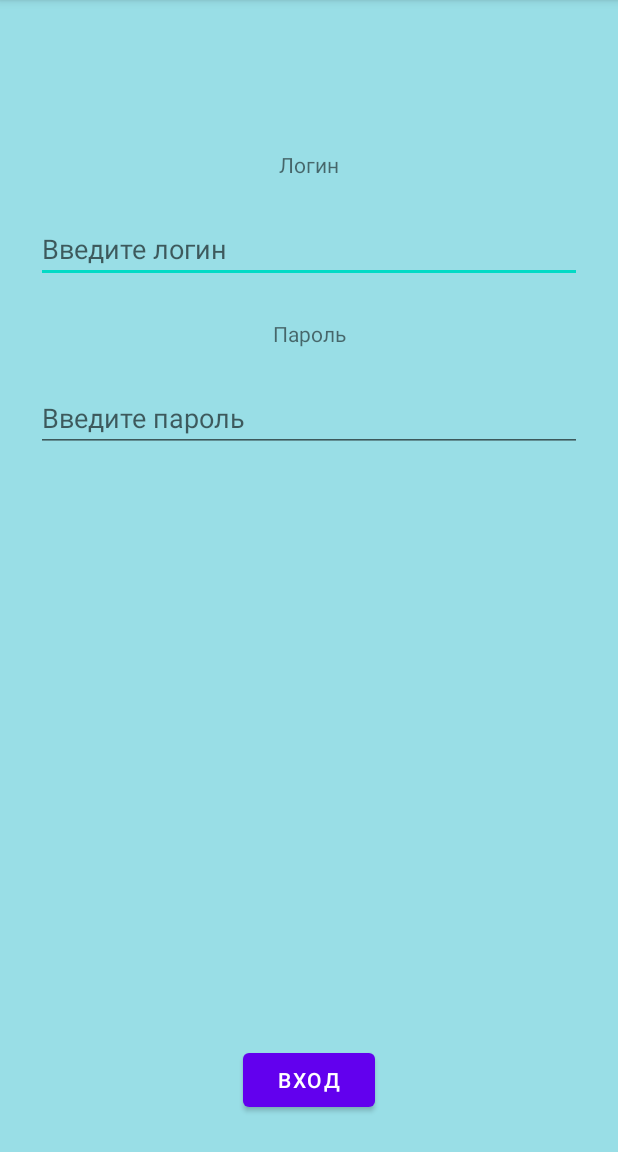
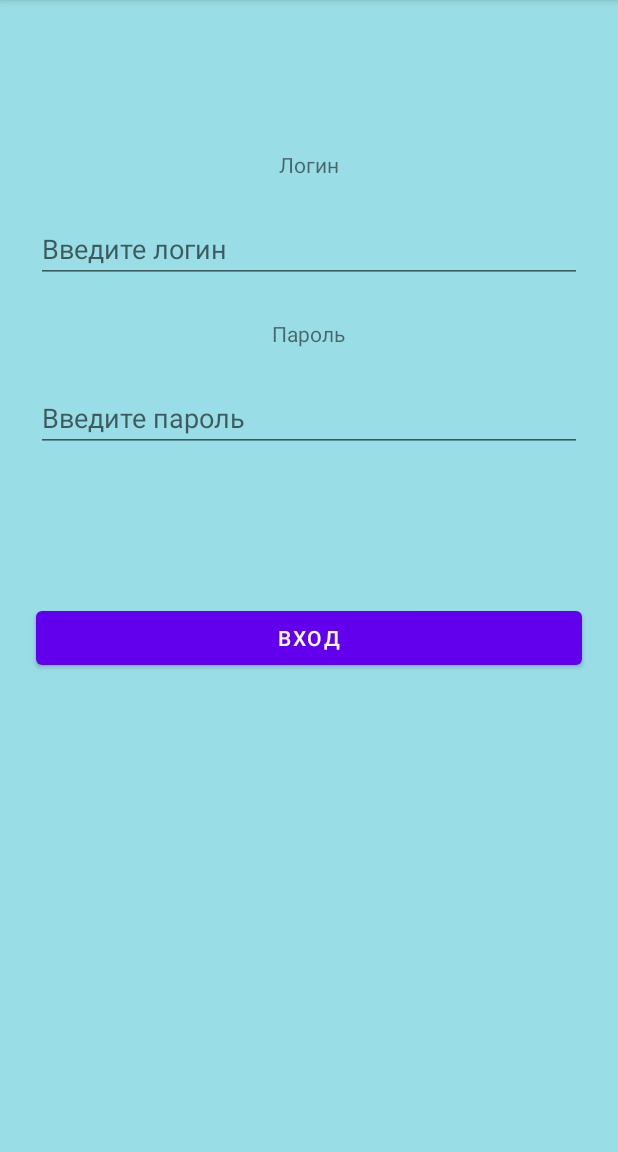
Before and after one commit to Gattaka20044/Test_1, an Android app: the screen it shows after launch (MainActivity), on a phone screen of 412 x 824 dp, the part 84-1236 px from its top. Run offline under Robolectric (Android 15) with nearby library versions, the phone set to English and light mode, and no system bars.

Commit message:
Использование Fragment для отображения необходимых окон

```diff
--- a/app/build.gradle
+++ b/app/build.gradle
@@ -40,6 +40,7 @@ dependencies {
     implementation 'androidx.appcompat:appcompat:1.4.2'
     implementation 'com.google.android.material:material:1.6.1'
     implementation 'androidx.constraintlayout:constraintlayout:2.1.4'
+    implementation 'androidx.legacy:legacy-support-v4:1.0.0'
     testImplementation 'junit:junit:4.13.2'
     androidTestImplementation 'androidx.test.ext:junit:1.1.3'
     androidTestImplementation 'androidx.test.espresso:espresso-core:3.4.0'
--- /dev/null
+++ b/app/src/main/java/com/bignerdranch/android/test1/AuthorizationFragment.kt
@@ -0,0 +1,35 @@
+package com.bignerdranch.android.test1
+
+import android.os.Bundle
+import androidx.fragment.app.Fragment
+import android.view.LayoutInflater
+import android.view.View
+import android.view.ViewGroup
+
+// TODO: Rename parameter arguments, choose names that match
+// the fragment initialization parameters, e.g. ARG_ITEM_NUMBER
+private const val ARG_PARAM1 = "param1"
+private const val ARG_PARAM2 = "param2"
+
+/**
+ * A simple [Fragment] subclass.
+ * Use the [AuthorizationFragment.newInstance] factory method to
+ * create an instance of this fragment.
+ */
+class AuthorizationFragment : Fragment() {
+
+
+    override fun onCreateView(
+        inflater: LayoutInflater, container: ViewGroup?,
+        savedInstanceState: Bundle?
+    ): View? {
+        // Inflate the layout for this fragment
+        return inflater.inflate(R.layout.fragment_authorization, container, false)
+    }
+
+    companion object {
+        @JvmStatic
+        fun newInstance() = AuthorizationFragment()
+
+    }
+}
--- a/app/src/main/java/com/bignerdranch/android/test1/MainActivity.kt
+++ b/app/src/main/java/com/bignerdranch/android/test1/MainActivity.kt
@@ -17,6 +17,15 @@ class MainActivity : AppCompatActivity() {
         bindingClass = ActivityMainBinding.inflate(layoutInflater)
         setContentView(bindingClass.root)
 
+        supportFragmentManager
+            .beginTransaction()
+            .replace(R.id.fragment_activity, AuthorizationFragment.newInstance())
+            .commit()
+
+
+    }
+}
+/*
 bindingClass.enter.setOnClickListener {
     val login = bindingClass.enterLogin.text.toString()
     val password = bindingClass.enterPassword.text.toString().toInt()
@@ -32,5 +41,5 @@ class MainActivity : AppCompatActivity() {
         }
     }
 }
-    }
-}
+
+*/
--- a/app/src/main/res/layout/activity_main.xml
+++ b/app/src/main/res/layout/activity_main.xml
@@ -2,69 +2,20 @@
 <androidx.constraintlayout.widget.ConstraintLayout xmlns:android="http://schemas.android.com/apk/res/android"
     xmlns:app="http://schemas.android.com/apk/res-auto"
     xmlns:tools="http://schemas.android.com/tools"
+    android:id="@+id/fragment_activity"
     android:layout_width="match_parent"
     android:layout_height="match_parent"
     android:background="#99DEE6"
     tools:context=".MainActivity">
 
-    <TextView
-        android:id="@+id/login"
-        android:layout_width="wrap_content"
-        android:layout_height="wrap_content"
-        android:layout_marginTop="100dp"
-        android:text="@string/login"
+
+    <androidx.fragment.app.FragmentContainerView
+        android:id="@+id/fragmentContainerView"
+        android:name="com.bignerdranch.android.test1.AuthorizationFragment"
+        android:layout_width="0dp"
+        android:layout_height="0dp"
+        app:layout_constraintBottom_toBottomOf="parent"
         app:layout_constraintEnd_toEndOf="parent"
         app:layout_constraintStart_toStartOf="parent"
         app:layout_constraintTop_toTopOf="parent" />
-
-    <EditText
-        android:id="@+id/enter_login"
-        android:layout_width="0dp"
-        android:layout_height="wrap_content"
-        android:layout_marginStart="24dp"
-        android:layout_marginTop="24dp"
-        android:layout_marginEnd="24dp"
-        android:hint="@string/enter_username"
-        app:layout_constraintEnd_toEndOf="parent"
-        app:layout_constraintStart_toStartOf="parent"
-        app:layout_constraintTop_toBottomOf="@+id/login"
-        tools:ignore="MissingConstraints">
-    </EditText>
-
-    <TextView
-        android:id="@+id/password"
-        android:layout_width="wrap_content"
-        android:layout_height="wrap_content"
-        android:layout_marginTop="24dp"
-        android:text="@string/password"
-        app:layout_constraintEnd_toEndOf="parent"
-        app:layout_constraintStart_toStartOf="parent"
-        app:layout_constraintTop_toBottomOf="@+id/enter_login" />
-
-
-    <EditText
-        android:id="@+id/enter_password"
-        android:layout_width="0dp"
-        android:layout_height="wrap_content"
-        android:layout_marginStart="24dp"
-        android:layout_marginTop="24dp"
-        android:layout_marginEnd="24dp"
-        android:hint="@string/enter_password"
-        app:layout_constraintEnd_toEndOf="parent"
-        app:layout_constraintHorizontal_bias="0.55"
-        app:layout_constraintStart_toStartOf="parent"
-        app:layout_constraintTop_toBottomOf="@+id/password"
-        tools:ignore="MissingConstraints">
-    </EditText>
-
-    <Button
-        android:id="@+id/enter"
-        android:layout_width="wrap_content"
-        android:layout_height="wrap_content"
-        android:layout_marginBottom="24dp"
-        android:text="@string/enter"
-        app:layout_constraintBottom_toBottomOf="parent"
-        app:layout_constraintEnd_toEndOf="parent"
-        app:layout_constraintStart_toStartOf="parent" />
-
 </androidx.constraintlayout.widget.ConstraintLayout>
--- /dev/null
+++ b/app/src/main/res/layout/fragment_authorization.xml
@@ -0,0 +1,63 @@
+<?xml version="1.0" encoding="utf-8"?>
+<FrameLayout xmlns:android="http://schemas.android.com/apk/res/android"
+    xmlns:tools="http://schemas.android.com/tools"
+    android:layout_width="match_parent"
+    android:layout_height="match_parent"
+    android:background="#99DEE6"
+    tools:context=".AuthorizationFragment" >
+
+
+    <LinearLayout
+        android:layout_width="match_parent"
+        android:layout_height="match_parent"
+        android:orientation="vertical">
+
+        <TextView
+            android:layout_width="wrap_content"
+            android:layout_height="wrap_content"
+            android:layout_marginTop="100dp"
+            android:layout_gravity="center"
+            android:text="@string/login" />
+
+        <EditText
+            android:id="@+id/enter_login"
+            android:layout_width="match_parent"
+            android:layout_height="wrap_content"
+            android:layout_marginStart="24dp"
+            android:layout_marginTop="24dp"
+            android:layout_marginEnd="24dp"
+            android:hint="@string/enter_username" >
+
+        </EditText>
+
+        <TextView
+            android:layout_width="wrap_content"
+            android:layout_height="wrap_content"
+            android:layout_marginTop="24dp"
+            android:layout_gravity="center"
+            android:text="@string/password" />
+
+        <EditText
+            android:id="@+id/enter_password"
+            android:layout_width="match_parent"
+            android:layout_height="wrap_content"
+            android:layout_marginStart="24dp"
+            android:layout_marginTop="24dp"
+            android:layout_marginEnd="24dp"
+            android:hint="@string/enter_password" >
+
+        </EditText>
+
+        <Button
+            android:id="@+id/enter"
+            android:layout_width="match_parent"
+            android:layout_height="wrap_content"
+            android:layout_gravity="center"
+            android:layout_marginTop="100dp"
+            android:layout_marginStart="24dp"
+            android:layout_marginEnd="24dp"
+            android:text="@string/enter" />
+    </LinearLayout>
+
+
+</FrameLayout>
--- a/app/src/main/res/values-night/themes.xml
+++ b/app/src/main/res/values-night/themes.xml
@@ -13,4 +13,6 @@
         <item name="android:statusBarColor" tools:targetApi="l">?attr/colorPrimaryVariant</item>
         <!-- Customize your theme here. -->
     </style>
+
+
 </resources>
--- a/app/src/main/res/values/colors.xml
+++ b/app/src/main/res/values/colors.xml
@@ -7,4 +7,9 @@
     <color name="teal_700">#FF018786</color>
     <color name="black">#FF000000</color>
     <color name="white">#FFFFFFFF</color>
+    <color name="light_blue_600">#FF039BE5</color>
+    <color name="light_blue_900">#FF01579B</color>
+    <color name="light_blue_A200">#FF40C4FF</color>
+    <color name="light_blue_A400">#FF00B0FF</color>
+    <color name="black_overlay">#66000000</color>
 </resources>
--- a/app/src/main/res/values/themes.xml
+++ b/app/src/main/res/values/themes.xml
@@ -14,8 +14,10 @@
         <!-- Customize your theme here. -->
     </style>
 
-    <style name="SplashTheme"> parent="Theme.MaterialComponents.DayNight.DarkActionBar">
+    <style name="SplashTheme">parent="Theme.MaterialComponents.DayNight.DarkActionBar">
         <item name="android:windowBackground">@drawable/home_screen</item>
 
     </style>
+
+
 </resources>
```
Also changed, not shown: app/src/main/java/com/bignerdranch/android/test1/CalculatorFragment.kt (added, +59 -0 lines), app/src/main/res/layout/fragment_calculator.xml (added, +107 -0 lines), app/src/main/res/values/strings.xml (+7 -0 lines). Lines whose indentation alone changed are shown as unchanged.
